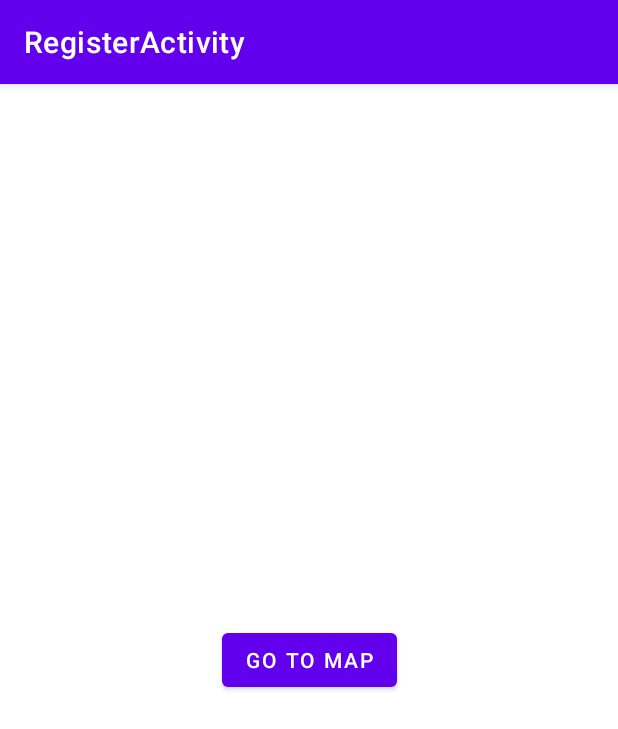
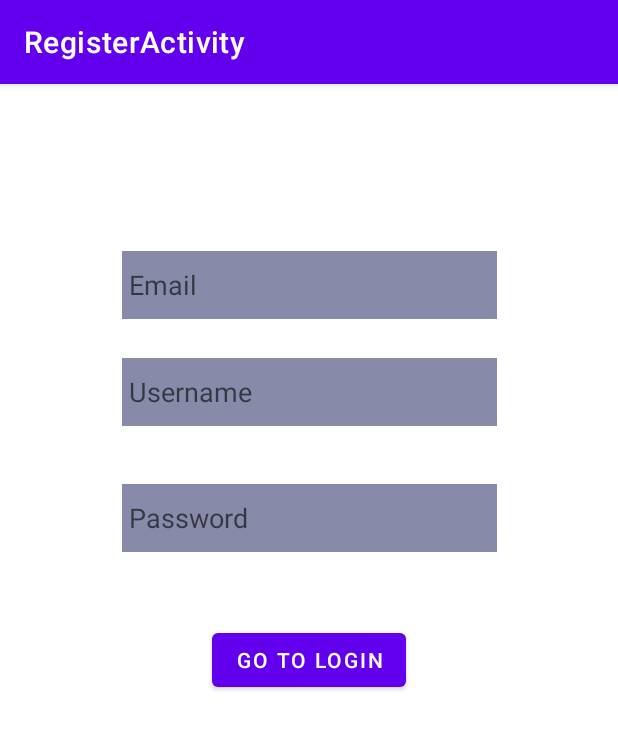
Before and after one commit to emilywnwong/hackust-sudo-coders, an Android app: the screen it shows after launch (RegisterActivity), after a tap on "REGISTER2", on a phone screen of 412 x 824 dp. Shown: the top 729 px of the screen. Run offline under Robolectric (Android 15) with nearby library versions, the phone set to English and light mode, and no system bars.

Commit message:
Incomplete updates on register activity

```diff
--- a/TaleUs APP/app/src/main/AndroidManifest.xml
+++ b/TaleUs APP/app/src/main/AndroidManifest.xml
@@ -9,7 +9,6 @@
     <uses-permission android:name="android.permission.ACCESS_FINE_LOCATION" />
     <uses-permission android:name="android.permission.ACCESS_COARSE_LOCATION" />
     <uses-permission android:name="android.permission.INTERNET" />
-
 
     <application
         android:allowBackup="true"
--- a/TaleUs APP/app/src/main/java/com/example/testmap/LoginActivity.java
+++ b/TaleUs APP/app/src/main/java/com/example/testmap/LoginActivity.java
@@ -6,24 +6,35 @@ import android.content.Intent;
 import android.os.Bundle;
 import android.view.View;
 import android.widget.Button;
+import android.widget.EditText;
+
+import org.json.JSONException;
+import org.json.JSONObject;
+
 
 public class LoginActivity extends AppCompatActivity {
-    private Button button, regbutton;
+    private EditText username_editText, password_editText;
+    private Button LoginButton, RegisterButton;
     @Override
     protected void onCreate(Bundle savedInstanceState) {
         super.onCreate(savedInstanceState);
         setContentView(R.layout.activity_login);
 
-        button = (Button) findViewById(R.id.button);
-        button.setOnClickListener(new View.OnClickListener() {
+        username_editText = findViewById(R.id.username_text);
+        password_editText = findViewById(R.id.password_text);
+        LoginButton = (Button) findViewById(R.id.LoginButton);
+        LoginButton.setOnClickListener(new View.OnClickListener() {
             @Override
             public void onClick(View v) {
+                String username = username_editText.getText().toString();
+                String password = password_editText.getText().toString();
+//                if (username == "admin" && password == "testpw") {openMapsActivity();}
                 openMapsActivity();
             }
         });
 
-        regbutton = (Button) findViewById(R.id.regbutton);
-        regbutton.setOnClickListener(new View.OnClickListener() {
+        RegisterButton = (Button) findViewById(R.id.RegisterButton);
+        RegisterButton.setOnClickListener(new View.OnClickListener() {
             @Override
             public void onClick(View v) {
                 openRegisterActivity();
--- a/TaleUs APP/app/src/main/java/com/example/testmap/RegisterActivity.java
+++ b/TaleUs APP/app/src/main/java/com/example/testmap/RegisterActivity.java
@@ -6,19 +6,33 @@ import android.content.Intent;
 import android.os.Bundle;
 import android.view.View;
 import android.widget.Button;
+import android.widget.EditText;
+
 
 public class RegisterActivity extends AppCompatActivity {
+    private EditText email_editText,username_editText, password_editText;
     private Button button;
+
+    private String url = "http://35.194.218.135:5000/";
+
     @Override
     protected void onCreate(Bundle savedInstanceState) {
         super.onCreate(savedInstanceState);
         setContentView(R.layout.activity_register);
 
+        email_editText = findViewById(R.id.email_text);
+        username_editText = findViewById(R.id.username_text);
+        password_editText = findViewById(R.id.password_text);
+
         button = (Button) findViewById(R.id.gtmbutton);
         button.setOnClickListener(new View.OnClickListener() {
             @Override
             public void onClick(View v) {
-                openMapsActivity();
+                String email = email_editText.getText().toString();
+                String username = username_editText.getText().toString();
+                String password = password_editText.getText().toString();
+                new requestAPI().execute();
+//                createAccount();
             }
         });
     }
@@ -32,5 +46,11 @@ public class RegisterActivity extends AppCompatActivity {
         Intent intent = new Intent(this, MapsActivity.class);
         startActivity(intent);
     }
-
+    public void openLoginActivity() {
+        Intent intent = new Intent(this, LoginActivity.class);
+        startActivity(intent);
+    }
+//    public void createAccount() {
+//
+//    }
 }
--- a/TaleUs APP/app/src/main/res/layout/activity_register.xml
+++ b/TaleUs APP/app/src/main/res/layout/activity_register.xml
@@ -20,11 +20,64 @@
         android:orientation="vertical"
         app:layout_constraintGuide_percent="0.8" />
 
+    <EditText
+        android:id="@+id/email_text"
+        android:layout_width="250dp"
+        android:layout_height="45dp"
+        android:layout_marginBottom="8dp"
+        android:layout_marginEnd="8dp"
+        android:layout_marginStart="8dp"
+        android:layout_marginTop="8dp"
+        android:background="#878ba9"
+        android:ems="10"
+        android:hint=" Email"
+
+        android:inputType="textPersonName"
+        app:layout_constraintBottom_toTopOf="@+id/username_text"
+        app:layout_constraintEnd_toEndOf="parent"
+        app:layout_constraintStart_toStartOf="parent"
+        app:layout_constraintTop_toTopOf="parent"
+        app:layout_constraintVertical_bias="0.852" />
+
+    <EditText
+        android:id="@+id/username_text"
+        android:layout_width="250dp"
+        android:layout_height="45dp"
+        android:layout_marginBottom="8dp"
+        android:layout_marginEnd="8dp"
+        android:layout_marginStart="8dp"
+        android:layout_marginTop="8dp"
+        android:background="#878ba9"
+        android:ems="10"
+        android:hint=" Username"
+
+        android:inputType="textPersonName"
+        app:layout_constraintBottom_toTopOf="@+id/password_text"
+        app:layout_constraintEnd_toEndOf="parent"
+        app:layout_constraintStart_toStartOf="parent"
+        app:layout_constraintTop_toTopOf="parent"
+        app:layout_constraintVertical_bias="0.852" />
+
+    <EditText
+        android:id="@+id/password_text"
+        android:layout_width="250dp"
+        android:layout_height="45dp"
+        android:layout_marginBottom="48dp"
+        android:layout_marginEnd="8dp"
+        android:layout_marginStart="8dp"
+        android:background="#878ba9"
+        android:ems="10"
+        android:hint=" Password"
+        android:inputType="textPassword"
+        app:layout_constraintBottom_toTopOf="@+id/gtmbutton"
+        app:layout_constraintEnd_toEndOf="parent"
+        app:layout_constraintStart_toStartOf="parent" />
+
     <Button
         android:id="@+id/gtmbutton"
         android:layout_width="wrap_content"
         android:layout_height="wrap_content"
-        android:text="go to map"
+        android:text="go to login"
         app:layout_constraintBottom_toBottomOf="parent"
         app:layout_constraintLeft_toRightOf="@id/title_guideline_left"
         app:layout_constraintRight_toLeftOf="@id/title_guideline_right"
```
Also changed, not shown: TaleUs APP/app/src/main/java/com/example/testmap/requestAPI.java (added, +82 -0 lines), TaleUs APP/app/src/main/res/layout/activity_login.xml (+45 -5 lines).
